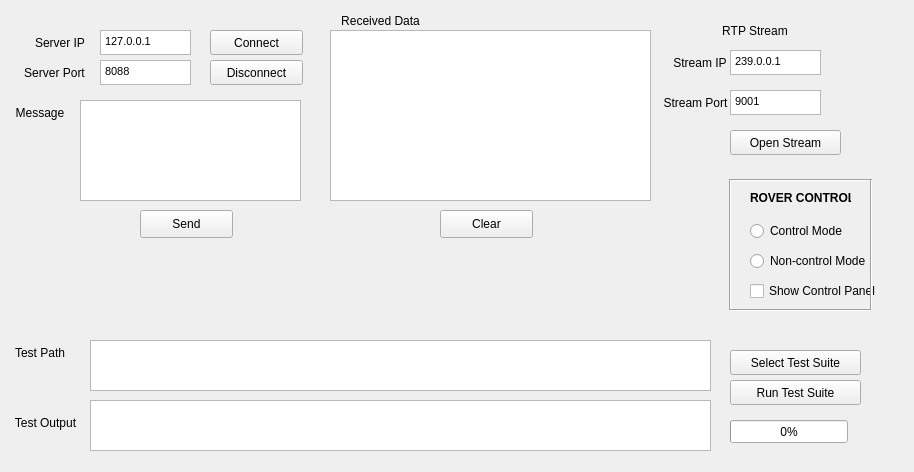
Before: the Qt Designer form QtProxyClient/mainwindow.ui in cal-roboops/F2017_Decal, drawn with Qt 5.
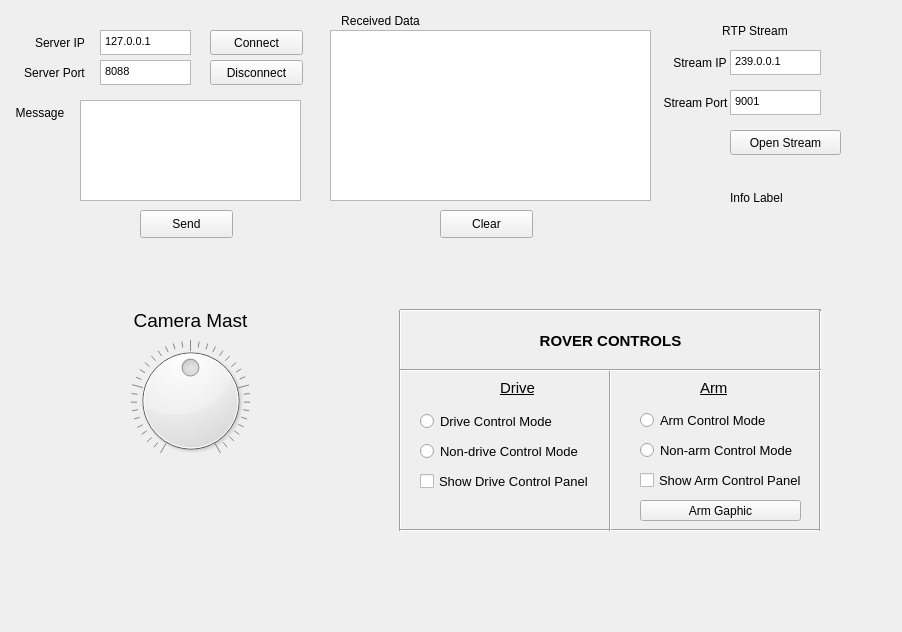
After: the same form once the commit is applied.

Commit message: setup arm stuff, added a widget for controlling camera mask but it has no functionality yet

Patch:
```diff
--- a/QtProxyClient/mainwindow.ui
+++ b/QtProxyClient/mainwindow.ui
@@ -9,8 +9,8 @@
    <rect>
     <x>0</x>
     <y>0</y>
-    <width>914</width>
-    <height>472</height>
+    <width>902</width>
+    <height>632</height>
    </rect>
   </property>
   <property name="windowTitle">
@@ -147,22 +147,6 @@
      <string>Connect</string>
     </property>
    </widget>
-   <widget class="QLabel" name="infoLabel">
-    <property name="geometry">
-     <rect>
-      <x>20</x>
-      <y>250</y>
-      <width>331</width>
-      <height>20</height>
-     </rect>
-    </property>
-    <property name="text">
-     <string/>
-    </property>
-    <property name="alignment">
-     <set>Qt::AlignCenter</set>
-    </property>
-   </widget>
    <widget class="QTextEdit" name="serv_portEdit">
     <property name="geometry">
      <rect>
@@ -209,100 +193,6 @@
      <string>Disconnect</string>
     </property>
    </widget>
-   <widget class="QPushButton" name="runTestSuite">
-    <property name="geometry">
-     <rect>
-      <x>730</x>
-      <y>380</y>
-      <width>131</width>
-      <height>25</height>
-     </rect>
-    </property>
-    <property name="text">
-     <string>Run Test Suite</string>
-    </property>
-   </widget>
-   <widget class="QTextEdit" name="testPathEdit">
-    <property name="geometry">
-     <rect>
-      <x>90</x>
-      <y>340</y>
-      <width>621</width>
-      <height>51</height>
-     </rect>
-    </property>
-   </widget>
-   <widget class="QPushButton" name="selectTestSuite">
-    <property name="geometry">
-     <rect>
-      <x>730</x>
-      <y>350</y>
-      <width>131</width>
-      <height>25</height>
-     </rect>
-    </property>
-    <property name="text">
-     <string>Select Test Suite</string>
-    </property>
-   </widget>
-   <widget class="QLabel" name="test_Label">
-    <property name="geometry">
-     <rect>
-      <x>10</x>
-      <y>340</y>
-      <width>60</width>
-      <height>25</height>
-     </rect>
-    </property>
-    <property name="text">
-     <string>Test Path</string>
-    </property>
-    <property name="alignment">
-     <set>Qt::AlignCenter</set>
-    </property>
-   </widget>
-   <widget class="QProgressBar" name="testProgress">
-    <property name="geometry">
-     <rect>
-      <x>730</x>
-      <y>420</y>
-      <width>118</width>
-      <height>23</height>
-     </rect>
-    </property>
-    <property name="value">
-     <number>0</number>
-    </property>
-   </widget>
-   <widget class="QTextEdit" name="testOut">
-    <property name="geometry">
-     <rect>
-      <x>90</x>
-      <y>400</y>
-      <width>621</width>
-      <height>51</height>
-     </rect>
-    </property>
-    <property name="readOnly">
-     <bool>true</bool>
-    </property>
-   </widget>
-   <widget class="QLabel" name="test_Label_2">
-    <property name="geometry">
-     <rect>
-      <x>10</x>
-      <y>410</y>
-      <width>71</width>
-      <height>25</height>
-     </rect>
-    </property>
-    <property name="text">
-     <string>Test Output</string>
-    </property>
-    <property name="alignment">
-     <set>Qt::AlignCenter</set>
-    </property>
-   </widget>
    <widget class="QLabel" name="st_ip_Label">
     <property name="geometry">
      <rect>
@@ -401,49 +291,64 @@
    <widget class="QRadioButton" name="radioButton_c_mode">
     <property name="geometry">
      <rect>
-      <x>750</x>
-      <y>220</y>
-      <width>121</width>
+      <x>420</x>
+      <y>410</y>
+      <width>141</width>
       <height>22</height>
      </rect>
     </property>
+    <property name="font">
+     <font>
+      <pointsize>10</pointsize>
+     </font>
+    </property>
     <property name="text">
-     <string>Control Mode</string>
+     <string>Drive Control Mode</string>
     </property>
    </widget>
    <widget class="QRadioButton" name="radioButton_nc_mode">
     <property name="geometry">
      <rect>
-      <x>750</x>
-      <y>250</y>
-      <width>141</width>
+      <x>420</x>
+      <y>440</y>
+      <width>161</width>
       <height>22</height>
      </rect>
     </property>
+    <property name="font">
+     <font>
+      <pointsize>10</pointsize>
+     </font>
+    </property>
     <property name="text">
-     <string>Non-control Mode</string>
+     <string>Non-drive Control Mode</string>
     </property>
    </widget>
    <widget class="QCheckBox" name="checkBox_show_cp">
     <property name="geometry">
      <rect>
-      <x>750</x>
-      <y>280</y>
-      <width>151</width>
+      <x>420</x>
+      <y>470</y>
+      <width>181</width>
       <height>22</height>
      </rect>
     </property>
+    <property name="font">
+     <font>
+      <pointsize>10</pointsize>
+     </font>
+    </property>
     <property name="text">
-     <string>Show Control Panel</string>
+     <string>Show Drive Control Panel</string>
     </property>
    </widget>
    <widget class="Line" name="line">
     <property name="geometry">
      <rect>
-      <x>720</x>
-      <y>179</y>
+      <x>390</x>
+      <y>310</y>
       <width>20</width>
-      <height>131</height>
+      <height>221</height>
      </rect>
     </property>
     <property name="orientation">
@@ -453,9 +358,9 @@
    <widget class="Line" name="line_5">
     <property name="geometry">
      <rect>
-      <x>730</x>
-      <y>300</y>
-      <width>141</width>
+      <x>400</x>
+      <y>520</y>
+      <width>421</width>
       <height>20</height>
      </rect>
     </property>
@@ -466,9 +371,9 @@
    <widget class="Line" name="line_6">
     <property name="geometry">
      <rect>
-      <x>730</x>
-      <y>170</y>
-      <width>141</width>
+      <x>400</x>
+      <y>300</y>
+      <width>421</width>
       <height>20</height>
      </rect>
     </property>
@@ -479,14 +384,15 @@
    <widget class="QLabel" name="rover_controls_label">
     <property name="geometry">
      <rect>
-      <x>750</x>
-      <y>190</y>
-      <width>101</width>
-      <height>16</height>
+      <x>400</x>
+      <y>330</y>
+      <width>421</width>
+      <height>21</height>
      </rect>
     </property>
     <property name="font">
      <font>
+      <pointsize>11</pointsize>
       <weight>75</weight>
       <bold>true</bold>
      </font>
@@ -500,20 +406,237 @@
     <property name="text">
      <string>ROVER CONTROLS</string>
     </property>
+    <property name="alignment">
+     <set>Qt::AlignCenter</set>
+    </property>
    </widget>
    <widget class="Line" name="line_2">
     <property name="geometry">
      <rect>
-      <x>861</x>
-      <y>179</y>
+      <x>810</x>
+      <y>310</y>
       <width>20</width>
-      <height>131</height>
+      <height>221</height>
      </rect>
     </property>
     <property name="orientation">
      <enum>Qt::Vertical</enum>
     </property>
    </widget>
+   <widget class="QPushButton" name="armGraphic">
+    <property name="geometry">
+     <rect>
+      <x>640</x>
+      <y>500</y>
+      <width>161</width>
+      <height>21</height>
+     </rect>
+    </property>
+    <property name="text">
+     <string>Arm Gaphic</string>
+    </property>
+   </widget>
+   <widget class="QRadioButton" name="radioButton">
+    <property name="geometry">
+     <rect>
+      <x>640</x>
+      <y>410</y>
+      <width>131</width>
+      <height>20</height>
+     </rect>
+    </property>
+    <property name="font">
+     <font>
+      <pointsize>10</pointsize>
+     </font>
+    </property>
+    <property name="text">
+     <string>Arm Control Mode</string>
+    </property>
+    <property name="autoExclusive">
+     <bool>false</bool>
+    </property>
+    <attribute name="buttonGroup">
+     <string notr="true">buttonGroup</string>
+    </attribute>
+   </widget>
+   <widget class="Line" name="line_3">
+    <property name="geometry">
+     <rect>
+      <x>600</x>
+      <y>370</y>
+      <width>20</width>
+      <height>161</height>
+     </rect>
+    </property>
+    <property name="orientation">
+     <enum>Qt::Vertical</enum>
+    </property>
+   </widget>
+   <widget class="QRadioButton" name="nonControl">
+    <property name="geometry">
+     <rect>
+      <x>640</x>
+      <y>440</y>
+      <width>161</width>
+      <height>20</height>
+     </rect>
+    </property>
+    <property name="font">
+     <font>
+      <pointsize>10</pointsize>
+     </font>
+    </property>
+    <property name="text">
+     <string>Non-arm Control Mode</string>
+    </property>
+    <property name="autoExclusive">
+     <bool>false</bool>
+    </property>
+    <attribute name="buttonGroup">
+     <string notr="true">buttonGroup</string>
+    </attribute>
+   </widget>
+   <widget class="Line" name="line_7">
+    <property name="geometry">
+     <rect>
+      <x>400</x>
+      <y>360</y>
+      <width>421</width>
+      <height>20</height>
+     </rect>
+    </property>
+    <property name="orientation">
+     <enum>Qt::Horizontal</enum>
+    </property>
+   </widget>
+   <widget class="QLabel" name="driveLabel">
+    <property name="geometry">
+     <rect>
+      <x>500</x>
+      <y>380</y>
+      <width>41</width>
+      <height>16</height>
+     </rect>
+    </property>
+    <property name="font">
+     <font>
+      <pointsize>11</pointsize>
+      <underline>true</underline>
+     </font>
+    </property>
+    <property name="text">
+     <string>Drive</string>
+    </property>
+   </widget>
+   <widget class="QLabel" name="armLabel">
+    <property name="geometry">
+     <rect>
+      <x>700</x>
+      <y>380</y>
+      <width>41</width>
+      <height>16</height>
+     </rect>
+    </property>
+    <property name="font">
+     <font>
+      <pointsize>11</pointsize>
+      <underline>true</underline>
+     </font>
+    </property>
+    <property name="text">
+     <string>Arm</string>
+    </property>
+   </widget>
+   <widget class="QCheckBox" name="checkBox">
+    <property name="geometry">
+     <rect>
+      <x>640</x>
+      <y>470</y>
+      <width>171</width>
+      <height>20</height>
+     </rect>
+    </property>
+    <property name="font">
+     <font>
+      <pointsize>10</pointsize>
+     </font>
+    </property>
+    <property name="text">
+     <string>Show Arm Control Panel</string>
+    </property>
+   </widget>
+   <widget class="QLabel" name="infoLabel">
+    <property name="geometry">
+     <rect>
+      <x>730</x>
+      <y>190</y>
+      <width>55</width>
+      <height>16</height>
+     </rect>
+    </property>
+    <property name="text">
+     <string>Info Label</string>
+    </property>
+   </widget>
+   <widget class="QDial" name="cameraMast">
+    <property name="geometry">
+     <rect>
+      <x>60</x>
+      <y>340</y>
+      <width>261</width>
+      <height>121</height>
+     </rect>
+    </property>
+    <property name="layoutDirection">
+     <enum>Qt::LeftToRight</enum>
+    </property>
+    <property name="maximum">
+     <number>360</number>
+    </property>
+    <property name="singleStep">
+     <number>5</number>
+    </property>
+    <property name="pageStep">
+     <number>45</number>
+    </property>
+    <property name="value">
+     <number>180</number>
+    </property>
+    <property name="sliderPosition">
+     <number>180</number>
+    </property>
+    <property name="orientation">
+     <enum>Qt::Vertical</enum>
+    </property>
+    <property name="notchTarget">
+     <double>3.000000000000000</double>
+    </property>
+    <property name="notchesVisible">
+     <bool>true</bool>
+    </property>
+   </widget>
+   <widget class="QLabel" name="label">
+    <property name="geometry">
+     <rect>
+      <x>120</x>
+      <y>310</y>
+      <width>141</width>
+      <height>20</height>
+     </rect>
+    </property>
+    <property name="font">
+     <font>
+      <pointsize>14</pointsize>
+     </font>
+    </property>
+    <property name="text">
+     <string>Camera Mast</string>
+    </property>
+    <property name="alignment">
+     <set>Qt::AlignCenter</set>
+    </property>
+   </widget>
   </widget>
  </widget>
  <layoutdefault spacing="6" margin="11"/>
```
Left out of the diff: 3 changed lines with no effect on the pictures. The commit also changes 19 other files.
